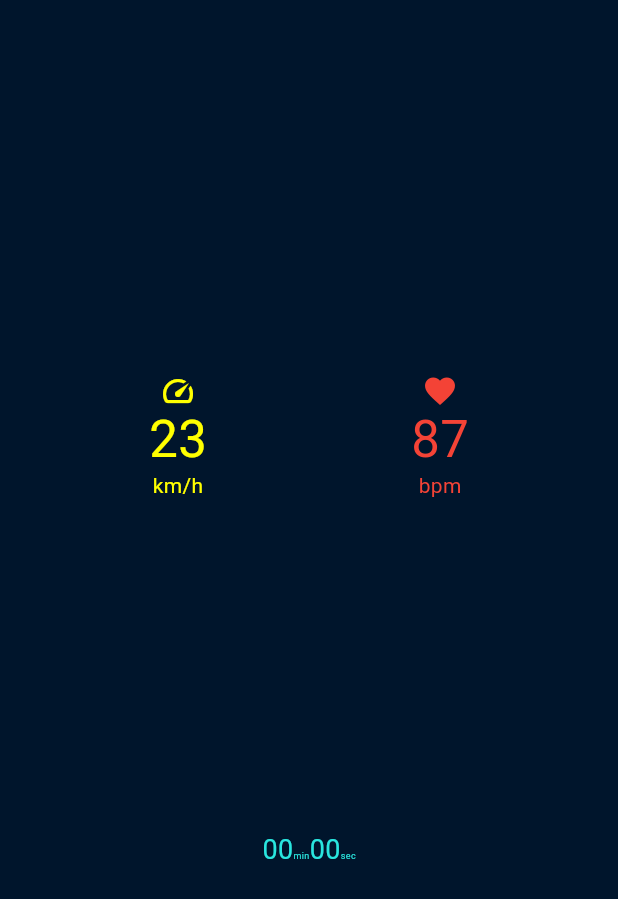
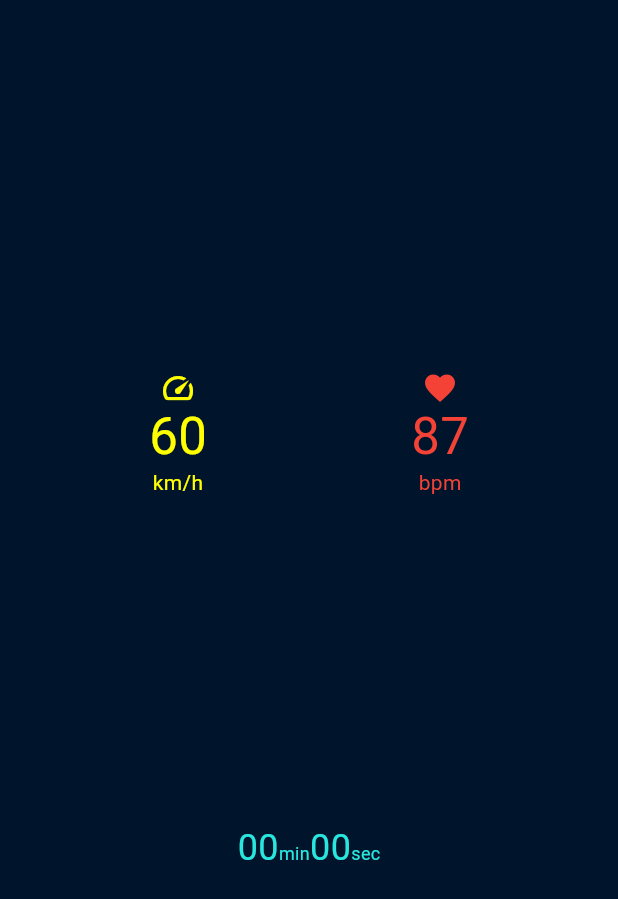
Before and after one commit to RoyBraks/ei_potential_smartwatch, a Flutter app: the screen it shows after launch, on a phone screen of 412 x 824 dp. Shown: the top 899 px of the screen. Run offline on Flutter 3.47's test engine with Material 3 defaults, Android fonts, the phone set to English and light mode, and no system bars.

Commit message:
added speedvalue changer

```diff
--- a/lib/main.dart
+++ b/lib/main.dart
@@ -115,27 +115,27 @@ class _TimerSectionState extends State<TimerSection> {
           Text('$minutesConvert',
             style: TextStyle(
               color: Color.fromRGBO(41, 230, 223, 1),
-              fontSize: 18,
+              fontSize: 24,
               height: 1,
             ),
           ),
           Text('min',
             style: TextStyle(
               color: Color.fromRGBO(41, 230, 223, 1),
-              fontSize: 6,
+              fontSize: 12,
             ),
           ),
           Text('$secondsConvert',
             style: TextStyle(
               color: Color.fromRGBO(41, 230, 223, 1),
-              fontSize: 18,
+              fontSize: 24,
               height: 1,
             ),
           ),
           Text('sec',
             style: TextStyle(
               color: Color.fromRGBO(41, 230, 223, 1),
-              fontSize: 6,
+              fontSize: 12,
             ),
           ),
         ],
@@ -193,6 +193,35 @@ class _MetricsSectionState extends State<MetricsSection> {
     });
   }
 
+  int speedNotation = 1;
+  String speedNotationString = "km/h";
+  String speedValue = "60";
+
+  void changeSpeednotation() {
+    if (speedNotation == 1) {
+      setState(() {
+        speedNotationString = "km/h";
+      });
+      setState(() {
+        speedValue = "60";
+      });
+    } else if (speedNotation == 2) {
+      setState(() {
+        speedNotationString = "mph";
+      });
+      setState(() {
+        speedValue = "45";
+      });
+    } else {
+      setState(() {
+        speedNotationString = "m/min";
+      });
+      setState(() {
+        speedValue = "200";
+      });
+    }
+  }
+
   @override
   Widget build(BuildContext context) {
     return Padding(
@@ -200,27 +229,38 @@ class _MetricsSectionState extends State<MetricsSection> {
       child: Row(
         mainAxisAlignment: MainAxisAlignment.center,
         children: [
-          const Expanded(
+          Expanded(
             flex: 1,
             child:
-              Column(
+              GestureDetector(
+                onTap: () {
+                  if (speedNotation < 3) {
+                    speedNotation++;
+                    changeSpeednotation();
+                  } else {
+                    speedNotation = 1;
+                    changeSpeednotation();
+                  }
+                },
+                child: Column(
                   children: [
                     Icon(Icons.speed,
                       color: Colors.yellowAccent,
                     ),
-                  Text('23',
+                    Text('$speedValue',
                       style: TextStyle(
                         color: Colors.yellowAccent,
                         fontSize: 34,
                         height: 1.2,
                       ),
                     ),
-                  Text('km/h',
+                    Text('$speedNotationString',
                       style: TextStyle(
                         color: Colors.yellowAccent,
                       ),
                     ),
                   ],
+                ),
               ),
           ),
           Expanded(
```
Lines whose indentation alone changed are shown as unchanged.
